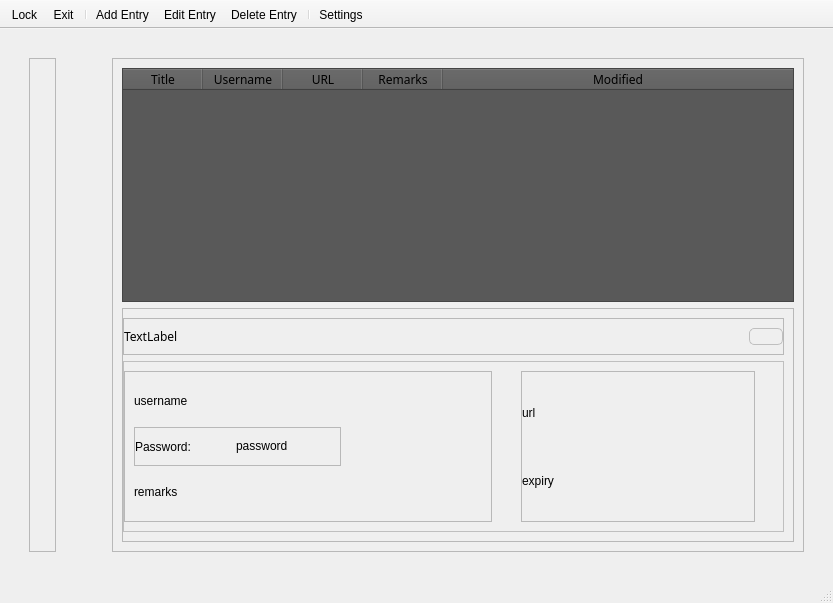
The window that password_manager.ui (Quinz7339/CIPM) describes before a commit, drawn with Qt 5.
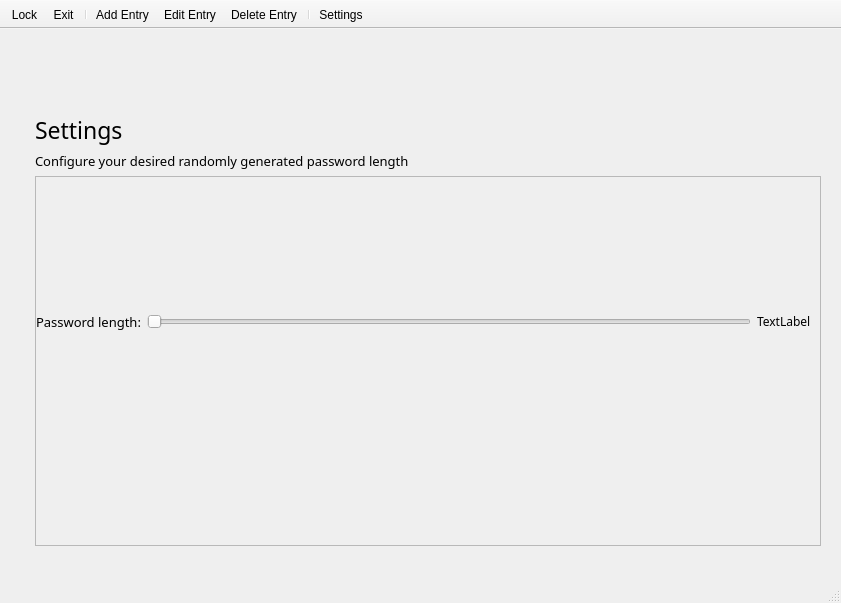
The same window after the commit. Icons and pictures are not drawn.

Commit message: designed setting ui page + remove debuggers

The edit to the form file:
```diff
--- a/password_manager.ui
+++ b/password_manager.ui
@@ -6,7 +6,7 @@
    <rect>
     <x>0</x>
     <y>0</y>
-    <width>833</width>
+    <width>841</width>
     <height>603</height>
    </rect>
   </property>
@@ -40,7 +40,7 @@
     <item>
      <widget class="QStackedWidget" name="stackedWidget">
       <property name="currentIndex">
-       <number>0</number>
+       <number>1</number>
       </property>
       <widget class="QWidget" name="page_Manager">
        <layout class="QHBoxLayout" name="horizontalLayout">
@@ -495,6 +495,110 @@
         </item>
        </layout>
       </widget>
+      <widget class="QWidget" name="page_Settings">
+       <layout class="QVBoxLayout" name="verticalLayout_7">
+        <property name="leftMargin">
+         <number>15</number>
+        </property>
+        <property name="topMargin">
+         <number>65</number>
+        </property>
+        <property name="rightMargin">
+         <number>0</number>
+        </property>
+        <property name="bottomMargin">
+         <number>15</number>
+        </property>
+        <item>
+         <widget class="QLabel" name="label_9">
+          <property name="sizePolicy">
+           <sizepolicy hsizetype="Preferred" vsizetype="Maximum">
+            <horstretch>0</horstretch>
+            <verstretch>0</verstretch>
+           </sizepolicy>
+          </property>
+          <property name="font">
+           <font>
+            <family>HYWenHei</family>
+            <pointsize>17</pointsize>
+           </font>
+          </property>
+          <property name="text">
+           <string>Settings</string>
+          </property>
+         </widget>
+        </item>
+        <item>
+         <widget class="QLabel" name="label_10">
+          <property name="sizePolicy">
+           <sizepolicy hsizetype="Preferred" vsizetype="Maximum">
+            <horstretch>0</horstretch>
+            <verstretch>0</verstretch>
+           </sizepolicy>
+          </property>
+          <property name="font">
+           <font>
+            <family>HYWenHei</family>
+            <pointsize>10</pointsize>
+           </font>
+          </property>
+          <property name="text">
+           <string>Configure your desired randomly generated password length</string>
+          </property>
+         </widget>
+        </item>
+        <item>
+         <widget class="QFrame" name="frame_3">
+          <property name="frameShape">
+           <enum>QFrame::StyledPanel</enum>
+          </property>
+          <property name="frameShadow">
+           <enum>QFrame::Raised</enum>
+          </property>
+          <layout class="QHBoxLayout" name="horizontalLayout_6">
+           <property name="leftMargin">
+            <number>0</number>
+           </property>
+           <property name="bottomMargin">
+            <number>88</number>
+           </property>
+           <item>
+            <widget class="QLabel" name="label_11">
+             <property name="font">
+              <font>
+               <family>HYWenHei</family>
+               <pointsize>10</pointsize>
+              </font>
+             </property>
+             <property name="text">
+              <string>Password length:</string>
+             </property>
+            </widget>
+           </item>
+           <item>
+            <widget class="QSlider" name="slider_PasswordLength">
+             <property name="orientation">
+              <enum>Qt::Horizontal</enum>
+             </property>
+            </widget>
+           </item>
+           <item>
+            <widget class="QLabel" name="lbl_sliderPasswdLength">
+             <property name="font">
+              <font>
+               <family>HYWenHei</family>
+              </font>
+             </property>
+             <property name="text">
+              <string>TextLabel</string>
+             </property>
+            </widget>
+           </item>
+          </layout>
+         </widget>
+        </item>
+       </layout>
+      </widget>
       <widget class="QWidget" name="page_credEntry">
        <layout class="QVBoxLayout" name="verticalLayout_5">
         <property name="leftMargin">
```
The commit also changes 4 other files.
